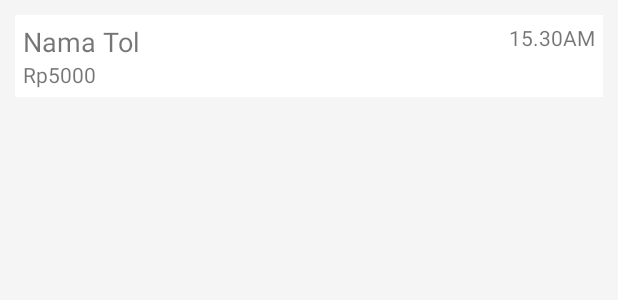
After one commit to martinock/BayarTol-android, an Android app: the layout activity_transaction.xml on its own in the app's theme, with its tools: preview values and no code run, on a phone screen of 412 x 824 dp. The commit adds this screen. Shown: the top 300 px of the screen. Run offline under Robolectric (Android 15) with nearby library versions, the phone set to English and light mode, and no system bars.

Commit message:
add row_transaction

```diff
--- a/app/build.gradle
+++ b/app/build.gradle
@@ -28,7 +28,9 @@ dependencies {
     compile 'com.android.support:recyclerview-v7:25.3.1'
     compile 'com.android.support:cardview-v7:25.3.1'
     compile 'com.android.support:support-v4:25.3.1'
+    compile 'com.android.support:gridlayout-v7:25.3.1'
     compile 'de.hdodenhof:circleimageview:1.3.0'
     compile 'me.dm7.barcodescanner:zxing:1.9.3'
+    compile 'com.android.support.constraint:constraint-layout:1.0.2'
     testCompile 'junit:junit:4.12'
 }
--- a/app/src/main/AndroidManifest.xml
+++ b/app/src/main/AndroidManifest.xml
@@ -2,7 +2,7 @@
 <manifest xmlns:android="http://schemas.android.com/apk/res/android"
     package="com.upiki.bayartol">
 
-    <uses-permission android:name="android.permission.CAMERA"/>
+    <uses-permission android:name="android.permission.CAMERA" />
 
     <application
         android:allowBackup="true"
@@ -18,6 +18,7 @@
                 <category android:name="android.intent.category.LAUNCHER" />
             </intent-filter>
         </activity>
+        <activity android:name=".Activity.TransactionActivity"></activity>
     </application>
 
 </manifest>
--- /dev/null
+++ b/app/src/main/res/layout/activity_transaction.xml
@@ -0,0 +1,18 @@
+<?xml version="1.0" encoding="utf-8"?>
+<LinearLayout
+    xmlns:android="http://schemas.android.com/apk/res/android"
+    xmlns:app="http://schemas.android.com/apk/res-auto"
+    xmlns:tools="http://schemas.android.com/tools"
+    android:layout_width="match_parent"
+    android:layout_height="match_parent"
+    tools:context="com.upiki.bayartol.Activity.TransactionActivity"
+    android:background="@color/light_grey">
+
+    <android.support.v7.widget.RecyclerView
+        android:layout_width="match_parent"
+        android:layout_height="match_parent"
+        app:layoutManager="android.support.v7.widget.LinearLayoutManager"
+        tools:listitem="@layout/row_transaction">
+
+    </android.support.v7.widget.RecyclerView>
+</LinearLayout>
--- a/app/src/main/res/layout/row_transaction.xml
+++ b/app/src/main/res/layout/row_transaction.xml
@@ -2,13 +2,41 @@
 <LinearLayout
     xmlns:android="http://schemas.android.com/apk/res/android"
     xmlns:tools="http://schemas.android.com/tools"
+    xmlns:app="http://schemas.android.com/apk/res-auto"
+    android:padding="@dimen/_10dp"
     android:orientation="vertical"
     android:layout_width="match_parent"
     android:layout_height="match_parent">
 
-    <TextView
-        android:layout_width="wrap_content"
-        android:layout_height="wrap_content"
-        tools:text="tes"/>
+        <android.support.v7.widget.GridLayout
+            android:layout_width="match_parent"
+            android:layout_height="wrap_content"
+            android:layout_marginBottom="@dimen/_5dp"
+            app:columnCount="2"
+            android:padding="@dimen/_5dp"
+            android:background="@color/white">
+
+            <TextView
+                android:layout_width="wrap_content"
+                android:layout_height="wrap_content"
+                tools:text="Nama Tol"
+                app:layout_columnWeight="1"
+                android:textSize="@dimen/f_18sp"/>
+
+            <TextView
+                android:layout_width="wrap_content"
+                android:layout_height="wrap_content"
+                tools:text="15.30AM"
+                app:layout_rowSpan="2"
+                android:textSize="@dimen/f_14sp"/>
+
+            <TextView
+                android:layout_width="wrap_content"
+                android:layout_height="wrap_content"
+                tools:text="Rp5000"
+                app:layout_columnWeight="1"
+                android:textSize="@dimen/f_14sp"/>
+
+    </android.support.v7.widget.GridLayout>
 
 </LinearLayout>
```
Also changed, not shown: app/src/main/java/com/upiki/bayartol/Activity/TransactionActivity.java (added, +15 -0 lines), app/src/main/res/layout/fragment_organization.xml (+3 -8 lines), app/src/main/res/mipmap-hdpi/ic_members.xml (added, +27 -0 lines).
